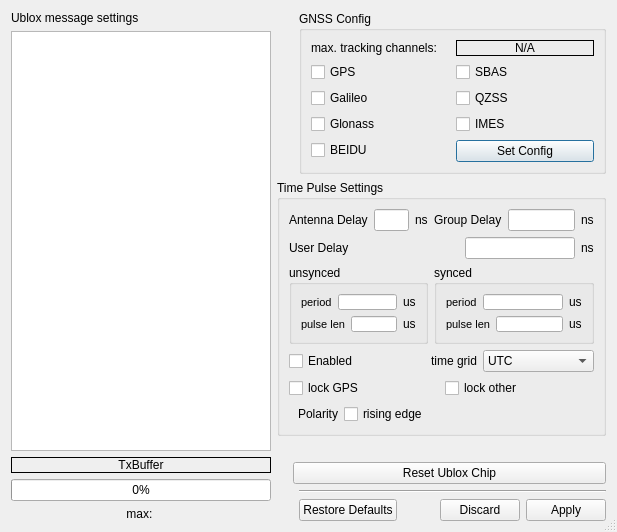
Above: muondetector-gui-1.0.2/src/main/settings.ui from liukai-tech/muondetector before the change. Below: the same form after it.
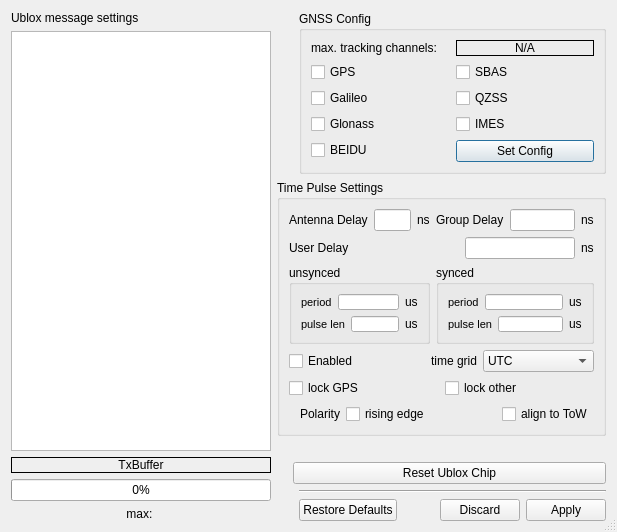
That is the form after the change.

Commit message: implemented readback and setting of TP5 config message in client (under settings tab)

Patch:
```diff
--- a/muondetector-gui-1.0.2/src/main/settings.ui
+++ b/muondetector-gui-1.0.2/src/main/settings.ui
@@ -164,7 +164,7 @@
       <string>Time Pulse Settings</string>
      </property>
      <layout class="QGridLayout" name="gridLayout_4">
-      <item row="0" column="0" colspan="3">
+      <item row="0" column="0" colspan="2">
        <layout class="QHBoxLayout" name="horizontalLayout_2">
         <item>
          <widget class="QLabel" name="label_4">
@@ -192,7 +192,7 @@
         </item>
        </layout>
       </item>
-      <item row="0" column="3">
+      <item row="0" column="2" colspan="2">
        <layout class="QHBoxLayout" name="horizontalLayout_3">
         <item>
          <widget class="QLabel" name="label_6">
@@ -254,6 +254,156 @@
         </item>
        </layout>
       </item>
+      <item row="2" column="0" colspan="2">
+       <widget class="QGroupBox" name="unsyncedPulseGroupBox">
+        <property name="title">
+         <string>unsynced</string>
+        </property>
+        <layout class="QGridLayout" name="gridLayout_3">
+         <item row="0" column="0">
+          <layout class="QHBoxLayout" name="horizontalLayout_5">
+           <item>
+            <widget class="QLabel" name="label_10">
+             <property name="font">
+              <font>
+               <pointsize>8</pointsize>
+              </font>
+             </property>
+             <property name="text">
+              <string>period</string>
+             </property>
+            </widget>
+           </item>
+           <item>
+            <widget class="QLineEdit" name="freqPeriodLineEdit">
+             <property name="minimumSize">
+              <size>
+               <width>0</width>
+               <height>16</height>
+              </size>
+             </property>
+            </widget>
+           </item>
+           <item>
+            <widget class="QLabel" name="label_11">
+             <property name="text">
+              <string>us</string>
+             </property>
+            </widget>
+           </item>
+          </layout>
+         </item>
+         <item row="1" column="0">
+          <layout class="QHBoxLayout" name="horizontalLayout_7">
+           <item>
+            <widget class="QLabel" name="label_14">
+             <property name="font">
+              <font>
+               <pointsize>8</pointsize>
+              </font>
+             </property>
+             <property name="text">
+              <string>pulse len</string>
+             </property>
+            </widget>
+           </item>
+           <item>
+            <widget class="QLineEdit" name="pulseLenLineEdit">
+             <property name="minimumSize">
+              <size>
+               <width>0</width>
+               <height>16</height>
+              </size>
+             </property>
+            </widget>
+           </item>
+           <item>
+            <widget class="QLabel" name="label_15">
+             <property name="text">
+              <string>us</string>
+             </property>
+            </widget>
+           </item>
+          </layout>
+         </item>
+        </layout>
+       </widget>
+      </item>
+      <item row="2" column="2" colspan="2">
+       <widget class="QGroupBox" name="syncedPulseGroupBox">
+        <property name="title">
+         <string>synced</string>
+        </property>
+        <layout class="QGridLayout" name="gridLayout_2">
+         <item row="0" column="0">
+          <layout class="QHBoxLayout" name="horizontalLayout_6">
+           <item>
+            <widget class="QLabel" name="label_12">
+             <property name="font">
+              <font>
+               <pointsize>8</pointsize>
+              </font>
+             </property>
+             <property name="text">
+              <string>period</string>
+             </property>
+            </widget>
+           </item>
+           <item>
+            <widget class="QLineEdit" name="freqPeriodLockLineEdit">
+             <property name="minimumSize">
+              <size>
+               <width>0</width>
+               <height>16</height>
+              </size>
+             </property>
+            </widget>
+           </item>
+           <item>
+            <widget class="QLabel" name="label_13">
+             <property name="text">
+              <string>us</string>
+             </property>
+            </widget>
+           </item>
+          </layout>
+         </item>
+         <item row="1" column="0">
+          <layout class="QHBoxLayout" name="horizontalLayout_8">
+           <item>
+            <widget class="QLabel" name="label_16">
+             <property name="font">
+              <font>
+               <pointsize>8</pointsize>
+              </font>
+             </property>
+             <property name="text">
+              <string>pulse len</string>
+             </property>
+            </widget>
+           </item>
+           <item>
+            <widget class="QLineEdit" name="pulseLenLockLineEdit">
+             <property name="minimumSize">
+              <size>
+               <width>0</width>
+               <height>16</height>
+              </size>
+             </property>
+            </widget>
+           </item>
+           <item>
+            <widget class="QLabel" name="label_17">
+             <property name="text">
+              <string>us</string>
+             </property>
+            </widget>
+           </item>
+          </layout>
+         </item>
+        </layout>
+       </widget>
+      </item>
       <item row="3" column="0">
        <widget class="QCheckBox" name="tpActiveCheckBox">
         <property name="text">
@@ -338,6 +488,40 @@
         </item>
        </layout>
       </item>
+      <item row="5" column="0" colspan="2">
+       <layout class="QHBoxLayout" name="horizontalLayout_11">
+        <item>
+         <widget class="QLabel" name="label_19">
+          <property name="text">
+           <string>Polarity</string>
+          </property>
+          <property name="alignment">
+           <set>Qt::AlignRight|Qt::AlignTrailing|Qt::AlignVCenter</set>
+          </property>
+         </widget>
+        </item>
+        <item>
+         <widget class="QCheckBox" name="tpPolarityCheckBox">
+          <property name="text">
+           <string>rising edge</string>
+          </property>
+          <attribute name="buttonGroup">
+           <string notr="true">tpConfigButtonGroup</string>
+          </attribute>
+         </widget>
+        </item>
+       </layout>
+      </item>
+      <item row="5" column="3">
+       <widget class="QCheckBox" name="tpAlignTowCheckBox">
+        <property name="text">
+         <string>align to ToW</string>
+        </property>
+        <attribute name="buttonGroup">
+         <string notr="true">tpConfigButtonGroup</string>
+        </attribute>
+       </widget>
+      </item>
       <item row="4" column="0" colspan="4">
        <layout class="QHBoxLayout" name="horizontalLayout_10">
         <item>
@@ -356,177 +540,6 @@
         </item>
        </layout>
       </item>
-      <item row="5" column="0" colspan="3">
-       <layout class="QHBoxLayout" name="horizontalLayout_11">
-        <item>
-         <widget class="QLabel" name="label_19">
-          <property name="text">
-           <string>Polarity</string>
-          </property>
-          <property name="alignment">
-           <set>Qt::AlignRight|Qt::AlignTrailing|Qt::AlignVCenter</set>
-          </property>
-         </widget>
-        </item>
-        <item>
-         <widget class="QCheckBox" name="tpPolarityCheckBox">
-          <property name="text">
-           <string>rising edge</string>
-          </property>
-         </widget>
-        </item>
-       </layout>
-      </item>
-      <item row="2" column="3">
-       <widget class="QGroupBox" name="syncedPulseGroupBox">
-        <property name="title">
-         <string>synced</string>
-        </property>
-        <layout class="QGridLayout" name="gridLayout_2">
-         <item row="0" column="0">
-          <layout class="QHBoxLayout" name="horizontalLayout_6">
-           <item>
-            <widget class="QLabel" name="label_12">
-             <property name="font">
-              <font>
-               <pointsize>8</pointsize>
-              </font>
-             </property>
-             <property name="text">
-              <string>period</string>
-             </property>
-            </widget>
-           </item>
-           <item>
-            <widget class="QLineEdit" name="freqPeriodLockLineEdit">
-             <property name="minimumSize">
-              <size>
-               <width>0</width>
-               <height>16</height>
-              </size>
-             </property>
-            </widget>
-           </item>
-           <item>
-            <widget class="QLabel" name="label_13">
-             <property name="text">
-              <string>us</string>
-             </property>
-            </widget>
-           </item>
-          </layout>
-         </item>
-         <item row="1" column="0">
-          <layout class="QHBoxLayout" name="horizontalLayout_8">
-           <item>
-            <widget class="QLabel" name="label_16">
-             <property name="font">
-              <font>
-               <pointsize>8</pointsize>
-              </font>
-             </property>
-             <property name="text">
-              <string>pulse len</string>
-             </property>
-            </widget>
-           </item>
-           <item>
-            <widget class="QLineEdit" name="pulseLenLockLineEdit">
-             <property name="minimumSize">
-              <size>
-               <width>0</width>
-               <height>16</height>
-              </size>
-             </property>
-            </widget>
-           </item>
-           <item>
-            <widget class="QLabel" name="label_17">
-             <property name="text">
-              <string>us</string>
-             </property>
-            </widget>
-           </item>
-          </layout>
-         </item>
-        </layout>
-       </widget>
-      </item>
-      <item row="2" column="0" colspan="3">
-       <widget class="QGroupBox" name="unsyncedPulseGroupBox">
-        <property name="title">
-         <string>unsynced</string>
-        </property>
-        <layout class="QGridLayout" name="gridLayout_3">
-         <item row="0" column="0">
-          <layout class="QHBoxLayout" name="horizontalLayout_5">
-           <item>
-            <widget class="QLabel" name="label_10">
-             <property name="font">
-              <font>
-               <pointsize>8</pointsize>
-              </font>
-             </property>
-             <property name="text">
-              <string>period</string>
-             </property>
-            </widget>
-           </item>
-           <item>
-            <widget class="QLineEdit" name="freqPeriodLineEdit">
-             <property name="minimumSize">
-              <size>
-               <width>0</width>
-               <height>16</height>
-              </size>
-             </property>
-            </widget>
-           </item>
-           <item>
-            <widget class="QLabel" name="label_11">
-             <property name="text">
-              <string>us</string>
-             </property>
-            </widget>
-           </item>
-          </layout>
-         </item>
-         <item row="1" column="0">
-          <layout class="QHBoxLayout" name="horizontalLayout_7">
-           <item>
-            <widget class="QLabel" name="label_14">
-             <property name="font">
-              <font>
-               <pointsize>8</pointsize>
-              </font>
-             </property>
-             <property name="text">
-              <string>pulse len</string>
-             </property>
-            </widget>
-           </item>
-           <item>
-            <widget class="QLineEdit" name="pulseLenLineEdit">
-             <property name="minimumSize">
-              <size>
-               <width>0</width>
-               <height>16</height>
-              </size>
-             </property>
-            </widget>
-           </item>
-           <item>
-            <widget class="QLabel" name="label_15">
-             <property name="text">
-              <string>us</string>
-             </property>
-            </widget>
-           </item>
-          </layout>
-         </item>
-        </layout>
-       </widget>
-      </item>
      </layout>
     </widget>
    </item>
```
Left out of the diff: 42 changed lines with no effect on the pictures. The commit also changes 4 other files.
